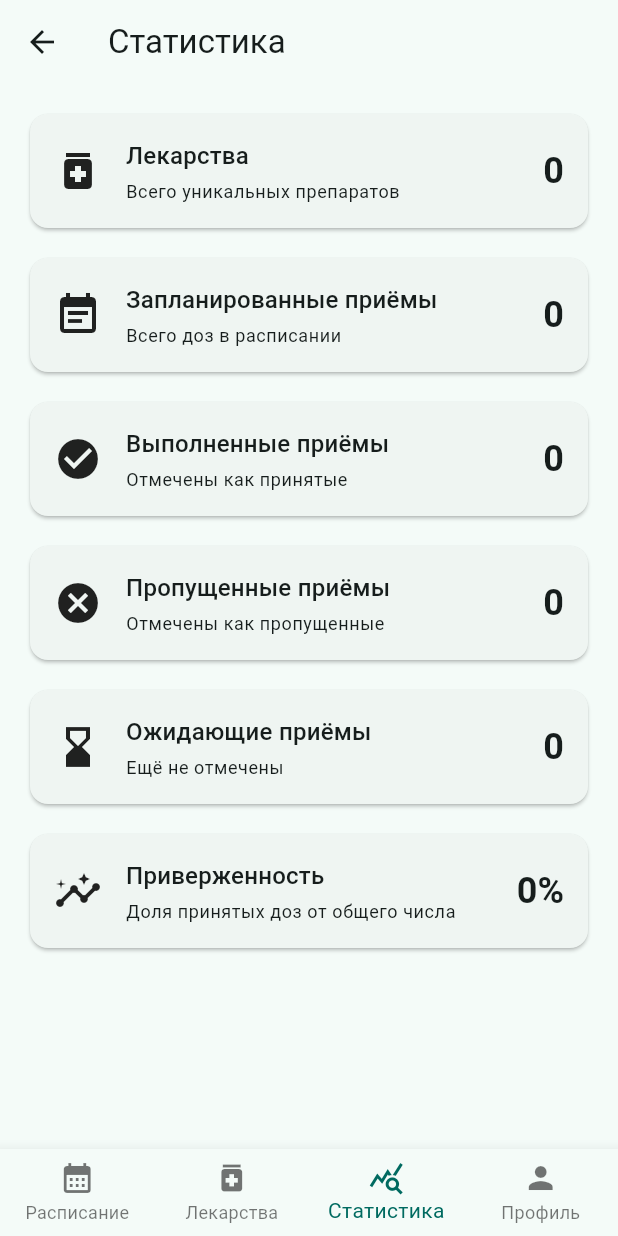
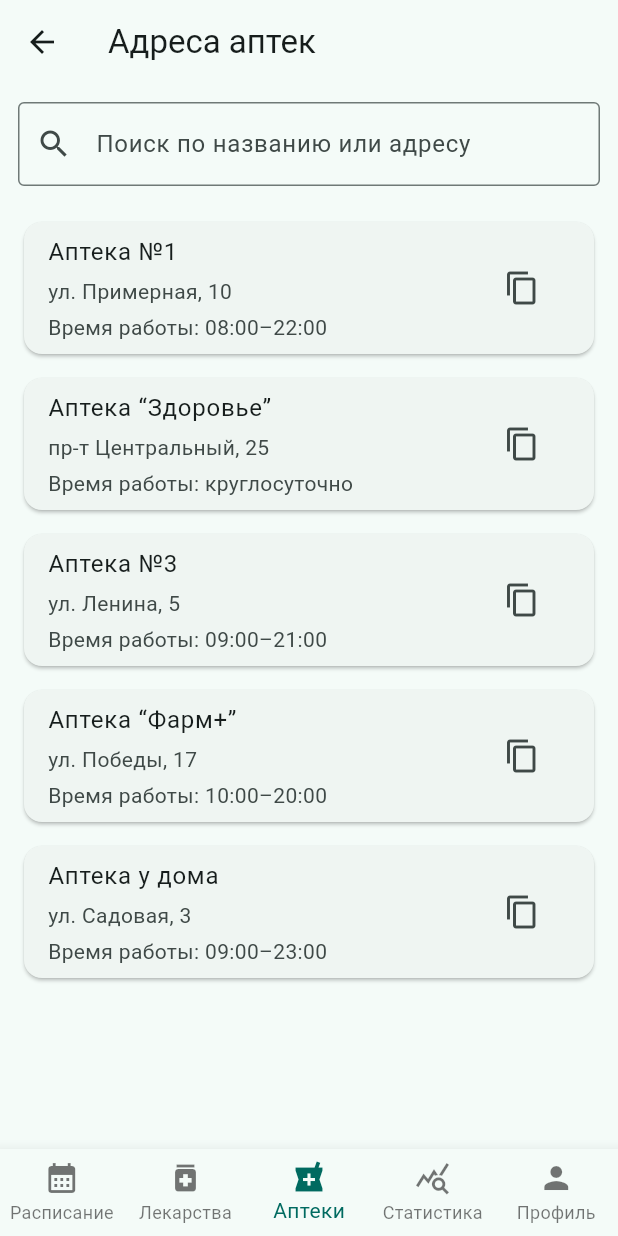
Before and after one commit to InitGvdSelf/RKPM_5, a Flutter app: the MainView screen opened directly, item 3 of the bottom bar chosen, on a phone screen of 412 x 824 dp. Run offline on Flutter 3.47's test engine with Material 3 defaults, Android fonts, the phone set to English and light mode, and no system bars; our stand-ins replace bloc, cached_network_image, equatable, flutter_bloc, flutter_cache_manager, go_router and 1 more; accounts and stored records are empty; network calls fail.

Commit message:
pharmacies screen added

```diff
--- a/lib/app_router.dart
+++ b/lib/app_router.dart
@@ -8,7 +8,7 @@ import 'package:rkpm_5/features/meds/models/medicine.dart';
 
 import 'package:rkpm_5/features/meds/screens/login_screen.dart';
 import 'package:rkpm_5/features/meds/screens/register_screen.dart';
-
+import 'package:rkpm_5/features/meds/screens/pharmacies_screen.dart';
 import 'package:rkpm_5/features/meds/screens/main_screen.dart';
 import 'package:rkpm_5/features/meds/screens/profile_screen.dart';
 import 'package:rkpm_5/features/meds/screens/schedule_screen.dart';
@@ -20,11 +20,11 @@ import 'package:rkpm_5/features/meds/screens/settings_screen.dart';
 abstract class Routes {
   static const auth = '/auth';
   static const main = '/main';
-
+  static const pharmacies = '/pharmacies';
   static const profile = '/profile';
   static const schedule = '/schedule';
   static const meds = '/meds';
-  static const medsForm = '/meds/form';
+  static const med = '/med';
   static const stats = '/stats';
   static const settings = '/settings';
 
@@ -89,8 +89,8 @@ class AppRouter {
           builder: (context, state) => const MedsListScreen(),
         ),
         GoRoute(
-          path: Routes.medsForm,
-          name: 'meds_form',
+          path: Routes.med,
+          name: 'med',
           builder: (context, state) {
             final existing =
             state.extra is Medicine ? state.extra as Medicine : null;
@@ -107,6 +107,11 @@ class AppRouter {
           name: 'settings',
           builder: (context, state) => const SettingsScreen(),
         ),
+        GoRoute(
+          path: Routes.pharmacies,
+          name: 'pharmacies',
+          builder: (context, state) => const PharmaciesScreen(),
+        ),
       ],
     );
   }
--- /dev/null
+++ b/lib/features/meds/screens/pharmacies_screen.dart
@@ -0,0 +1,11 @@
+import 'package:flutter/material.dart';
+import 'package:rkpm_5/features/meds/view/pharmacies_view.dart';
+
+class PharmaciesScreen extends StatelessWidget {
+  const PharmaciesScreen({super.key});
+
+  @override
+  Widget build(BuildContext context) {
+    return const PharmaciesView();
+  }
+}
--- a/lib/features/meds/view/main_view.dart
+++ b/lib/features/meds/view/main_view.dart
@@ -3,6 +3,7 @@ import 'package:flutter_bloc/flutter_bloc.dart';
 
 import 'package:rkpm_5/features/meds/screens/schedule_screen.dart';
 import 'package:rkpm_5/features/meds/screens/meds_screen.dart';
+import 'package:rkpm_5/features/meds/screens/pharmacies_screen.dart';
 import 'package:rkpm_5/features/meds/screens/stats_screen.dart';
 import 'package:rkpm_5/features/meds/screens/profile_screen.dart';
 
@@ -21,12 +22,14 @@ class MainView extends StatelessWidget {
         final pages = <Widget>[
           const ScheduleScreen(),
           const MedsListScreen(),
+          const PharmaciesScreen(),
           const StatsScreen(),
           const ProfileScreen(),
         ];
 
         return Scaffold(
           body: IndexedStack(index: currentIndex, children: pages),
+
           bottomNavigationBar: DecoratedBox(
             decoration: BoxDecoration(
               color: Theme.of(context).colorScheme.surface,
@@ -51,6 +54,10 @@ class MainView extends StatelessWidget {
                   label: 'Лекарства',
                 ),
                 BottomNavigationBarItem(
+                  icon: Icon(Icons.local_pharmacy),
+                  label: 'Аптеки',
+                ),
+                BottomNavigationBarItem(
                   icon: Icon(Icons.query_stats),
                   label: 'Статистика',
                 ),
--- a/lib/features/meds/view/meds_view.dart
+++ b/lib/features/meds/view/meds_view.dart
@@ -16,7 +16,7 @@ class MedsListView extends StatelessWidget {
   Future<void> _add(BuildContext context) async {
     FocusScope.of(context).unfocus();
 
-    final created = await context.push<Medicine>(Routes.medsForm);
+    final created = await context.push<Medicine>(Routes.meds);
     if (!context.mounted || created == null) return;
 
     context.read<MedsListCubit>().addMedicine(created);
@@ -25,7 +25,7 @@ class MedsListView extends StatelessWidget {
   Future<void> _edit(BuildContext context, Medicine m) async {
     FocusScope.of(context).unfocus();
 
-    final updated = await context.push<Medicine>(Routes.medsForm, extra: m);
+    final updated = await context.push<Medicine>(Routes.meds, extra: m);
     if (!context.mounted || updated == null) return;
 
     context.read<MedsListCubit>().updateMedicine(updated);
--- /dev/null
+++ b/lib/features/meds/view/pharmacies_view.dart
@@ -0,0 +1,134 @@
+import 'package:flutter/material.dart';
+import 'package:flutter/services.dart';
+
+class PharmacyAddress {
+  final String name;
+  final String address;
+  final String? hours;
+
+  const PharmacyAddress({
+    required this.name,
+    required this.address,
+    this.hours,
+  });
+}
+
+class PharmaciesView extends StatefulWidget {
+  const PharmaciesView({super.key});
+
+  @override
+  State<PharmaciesView> createState() => _PharmaciesViewState();
+}
+
+class _PharmaciesViewState extends State<PharmaciesView> {
+  final _searchCtrl = TextEditingController();
+
+  // TODO: замени на реальные адреса (хоть 5-10 штук для отчёта)
+  final List<PharmacyAddress> _items = const [
+    PharmacyAddress(
+      name: 'Аптека №1',
+      address: 'ул. Примерная, 10',
+      hours: '08:00–22:00',
+    ),
+    PharmacyAddress(
+      name: 'Аптека “Здоровье”',
+      address: 'пр-т Центральный, 25',
+      hours: 'круглосуточно',
+    ),
+    PharmacyAddress(
+      name: 'Аптека №3',
+      address: 'ул. Ленина, 5',
+      hours: '09:00–21:00',
+    ),
+    PharmacyAddress(
+      name: 'Аптека “Фарм+”',
+      address: 'ул. Победы, 17',
+      hours: '10:00–20:00',
+    ),
+    PharmacyAddress(
+      name: 'Аптека у дома',
+      address: 'ул. Садовая, 3',
+      hours: '09:00–23:00',
+    ),
+  ];
+
+  @override
+  void dispose() {
+    _searchCtrl.dispose();
+    super.dispose();
+  }
+
+  @override
+  Widget build(BuildContext context) {
+    final q = _searchCtrl.text.trim().toLowerCase();
+
+    final filtered = _items.where((p) {
+      if (q.isEmpty) return true;
+      return p.name.toLowerCase().contains(q) ||
+          p.address.toLowerCase().contains(q);
+    }).toList();
+
+    return Scaffold(
+      appBar: AppBar(title: const Text('Адреса аптек')),
+      body: Column(
+        children: [
+          Padding(
+            padding: const EdgeInsets.fromLTRB(12, 12, 12, 8),
+            child: TextField(
+              controller: _searchCtrl,
+              onChanged: (_) => setState(() {}),
+              decoration: const InputDecoration(
+                labelText: 'Поиск по названию или адресу',
+                prefixIcon: Icon(Icons.search),
+                border: OutlineInputBorder(),
+              ),
+            ),
+          ),
+          Expanded(
+            child: filtered.isEmpty
+                ? const Center(child: Text('Ничего не найдено'))
+                : ListView.separated(
+              padding: const EdgeInsets.all(12),
+              itemCount: filtered.length,
+              separatorBuilder: (_, __) => const SizedBox(height: 8),
+              itemBuilder: (context, i) {
+                final p = filtered[i];
+                return Card(
+                  child: ListTile(
+                    title: Text(p.name),
+                    subtitle: Column(
+                      crossAxisAlignment: CrossAxisAlignment.start,
+                      children: [
+                        const SizedBox(height: 4),
+                        Text(p.address),
+                        if (p.hours != null) ...[
+                          const SizedBox(height: 4),
+                          Text('Время работы: ${p.hours}'),
+                        ],
+                      ],
+                    ),
+                    trailing: IconButton(
+                      tooltip: 'Скопировать адрес',
+                      icon: const Icon(Icons.copy),
+                      onPressed: () async {
+                        await Clipboard.setData(
+                          ClipboardData(text: p.address),
+                        );
+                        if (!context.mounted) return;
+                        ScaffoldMessenger.of(context).showSnackBar(
+                          const SnackBar(
+                            content: Text('Адрес скопирован'),
+                          ),
+                        );
+                      },
+                    ),
+                  ),
+                );
+              },
+            ),
+          ),
+        ],
+      ),
+    );
+  }
+}
```
